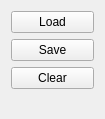
This is forms/HypergraphControl.ui in ESANPI2015/gui-hypergraph as Qt 5 draws it before an edit. The edited form follows.
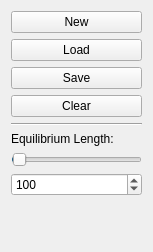
This is the edited form.

What changed in the file:
```diff
--- a/forms/HypergraphControl.ui
+++ b/forms/HypergraphControl.ui
@@ -6,8 +6,8 @@
    <rect>
     <x>0</x>
     <y>0</y>
-    <width>105</width>
-    <height>119</height>
+    <width>153</width>
+    <height>252</height>
    </rect>
   </property>
   <property name="windowTitle">
@@ -16,6 +16,13 @@
   <layout class="QVBoxLayout" name="verticalLayout_2">
    <item>
     <layout class="QVBoxLayout" name="verticalLayout">
+     <item>
+      <widget class="QPushButton" name="newButton">
+       <property name="text">
+        <string>New</string>
+       </property>
+      </widget>
+     </item>
      <item>
       <widget class="QPushButton" name="loadButton">
        <property name="text">
@@ -37,6 +44,49 @@
        </property>
       </widget>
      </item>
+     <item>
+      <widget class="Line" name="line">
+       <property name="orientation">
+        <enum>Qt::Horizontal</enum>
+       </property>
+      </widget>
+     </item>
+     <item>
+      <widget class="QLabel" name="label">
+       <property name="text">
+        <string>Equilibrium Length:</string>
+       </property>
+      </widget>
+     </item>
+     <item>
+      <widget class="QSlider" name="equiSlider">
+       <property name="minimum">
+        <number>10</number>
+       </property>
+       <property name="maximum">
+        <number>9999</number>
+       </property>
+       <property name="value">
+        <number>100</number>
+       </property>
+       <property name="orientation">
+        <enum>Qt::Horizontal</enum>
+       </property>
+      </widget>
+     </item>
+     <item>
+      <widget class="QSpinBox" name="equiBox">
+       <property name="minimum">
+        <number>10</number>
+       </property>
+       <property name="maximum">
+        <number>9999</number>
+       </property>
+       <property name="value">
+        <number>100</number>
+       </property>
+      </widget>
+     </item>
     </layout>
    </item>
    <item>
```
Left out of the diff: 2 changed lines with no effect on the pictures.
